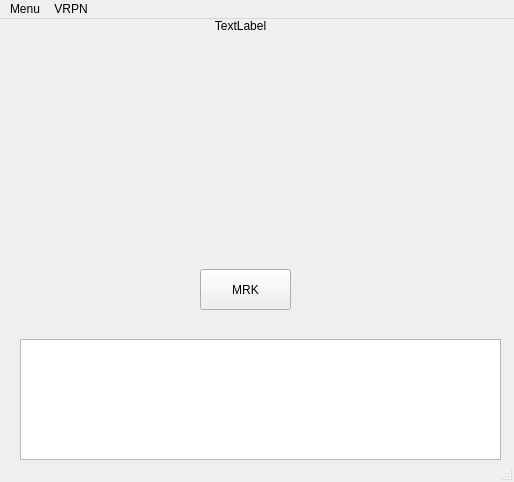
Qt form MindWaveQT/mainwindow.ui (ZSWI-GeekForce/MindWave-OpenViBE) before a commit.
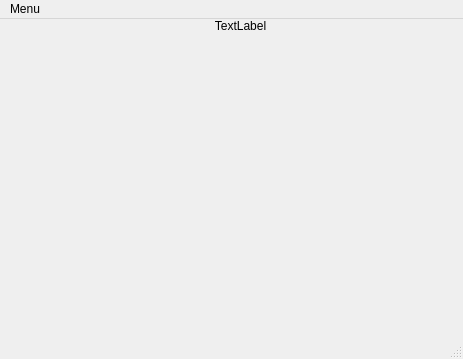
The same form after that commit.

Commit message: odebrani ovlad. prvku z gui

The edit to the form file:
```diff
--- a/MindWaveQT/mainwindow.ui
+++ b/MindWaveQT/mainwindow.ui
@@ -6,8 +6,8 @@
    <rect>
     <x>0</x>
     <y>0</y>
-    <width>514</width>
-    <height>482</height>
+    <width>463</width>
+    <height>359</height>
    </rect>
   </property>
   <property name="windowTitle">
@@ -33,36 +33,13 @@
      <set>Qt::AlignHCenter|Qt::AlignTop</set>
     </property>
    </widget>
-   <widget class="QPushButton" name="pushButton">
-    <property name="geometry">
-     <rect>
-      <x>200</x>
-      <y>250</y>
-      <width>91</width>
-      <height>41</height>
-     </rect>
-    </property>
-    <property name="text">
-     <string>MRK</string>
-    </property>
-   </widget>
-   <widget class="QTextBrowser" name="textBrowser">
-    <property name="geometry">
-     <rect>
-      <x>20</x>
-      <y>320</y>
-      <width>481</width>
-      <height>121</height>
-     </rect>
-    </property>
-   </widget>
   </widget>
   <widget class="QMenuBar" name="menuBar">
    <property name="geometry">
     <rect>
      <x>0</x>
      <y>0</y>
-     <width>514</width>
+     <width>463</width>
      <height>21</height>
     </rect>
    </property>
@@ -72,15 +49,7 @@
     </property>
     <addaction name="actionKonec"/>
    </widget>
-   <widget class="QMenu" name="menuVRPN">
-    <property name="title">
-     <string>VRPN</string>
-    </property>
-    <addaction name="actionStart_communication"/>
-    <addaction name="actionClose_comunication"/>
-   </widget>
    <addaction name="menuMenu"/>
-   <addaction name="menuVRPN"/>
   </widget>
   <widget class="QStatusBar" name="statusBar"/>
   <action name="actionKonec">
```
Left out of the diff: 2 changed lines with no effect on the pictures. The commit also changes 6 other files.
